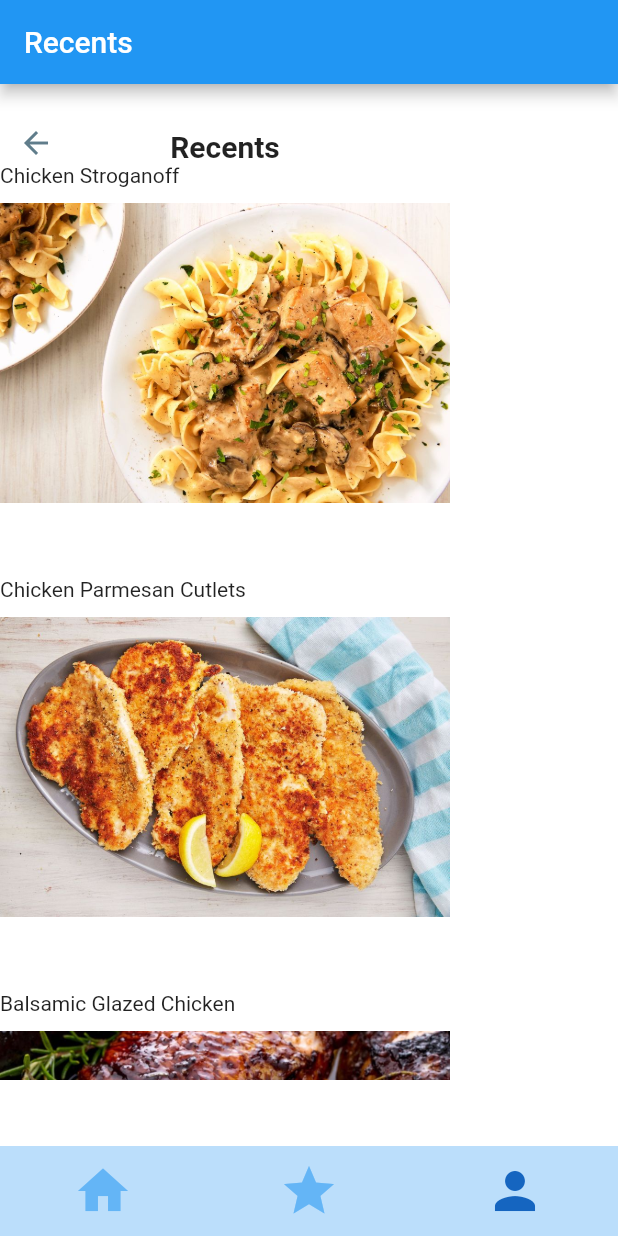
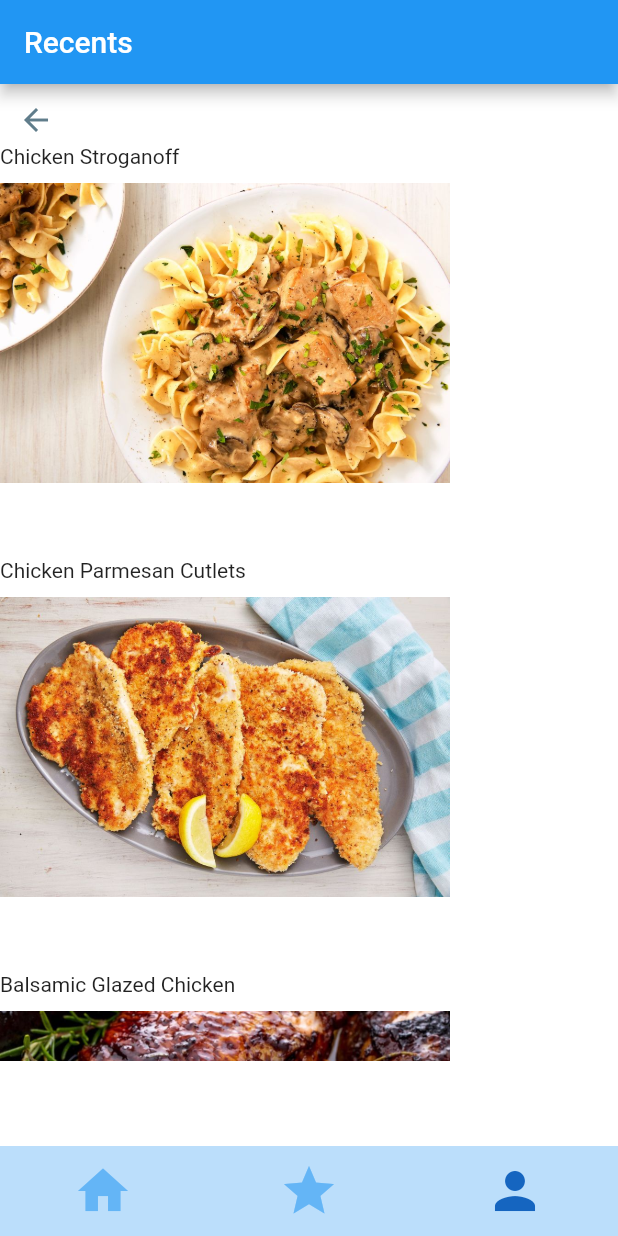
Before and after one commit to Haelioe/recipe_app, a Flutter app: the RecentsScreen screen opened directly, on a phone screen of 412 x 824 dp. Run offline on Flutter 3.47's test engine with Material 2 defaults, Android fonts, the phone set to English and light mode, and no system bars.

Commit message:
Updated recents for appbar

```diff
--- a/lib/screens/recents_screen.dart
+++ b/lib/screens/recents_screen.dart
@@ -25,8 +25,7 @@ class _RecentsScreenState extends State<RecentsScreen> {
         children: <Widget>[
           Column(
             children: [
-              SizedBox(height: 30.0),
-              Text('Recents', style: TextStyle(fontWeight: FontWeight.bold, fontSize: 20),),
+              SizedBox(height: 40.0),
               Container(
                 width: 300.0,
                 height: MediaQuery.of(context).size.height - 213,
@@ -130,9 +129,7 @@ class _RecentsScreenState extends State<RecentsScreen> {
               SizedBox(height: 20.0),
             ],
           ),
-          Padding(
-            padding: const EdgeInsets.only(top: 15),
-            child: Container(
+            Container(
               child: IconButton(
                 onPressed: () {
                   Navigator.push(context,
@@ -142,7 +139,6 @@ class _RecentsScreenState extends State<RecentsScreen> {
                 color: Colors.blueGrey,
               ),
             ),
-          ),
         ],
       ),
       bottomNavigationBar: Row(
```
